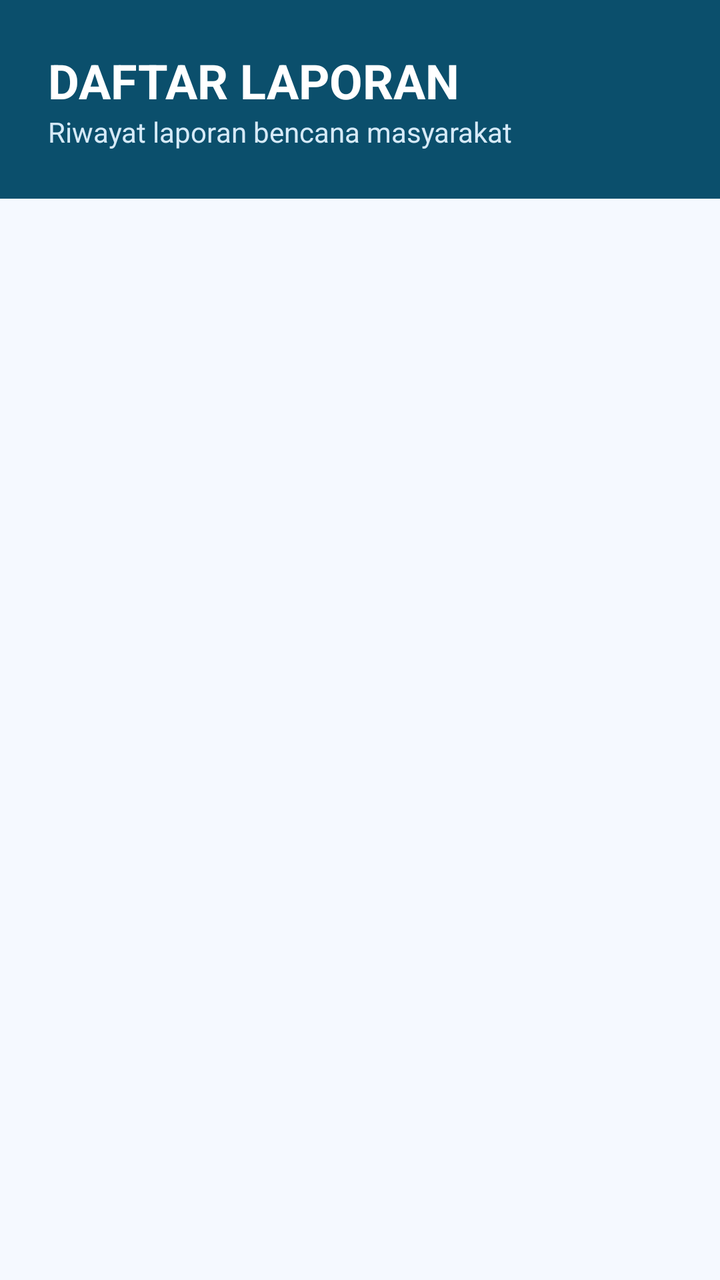
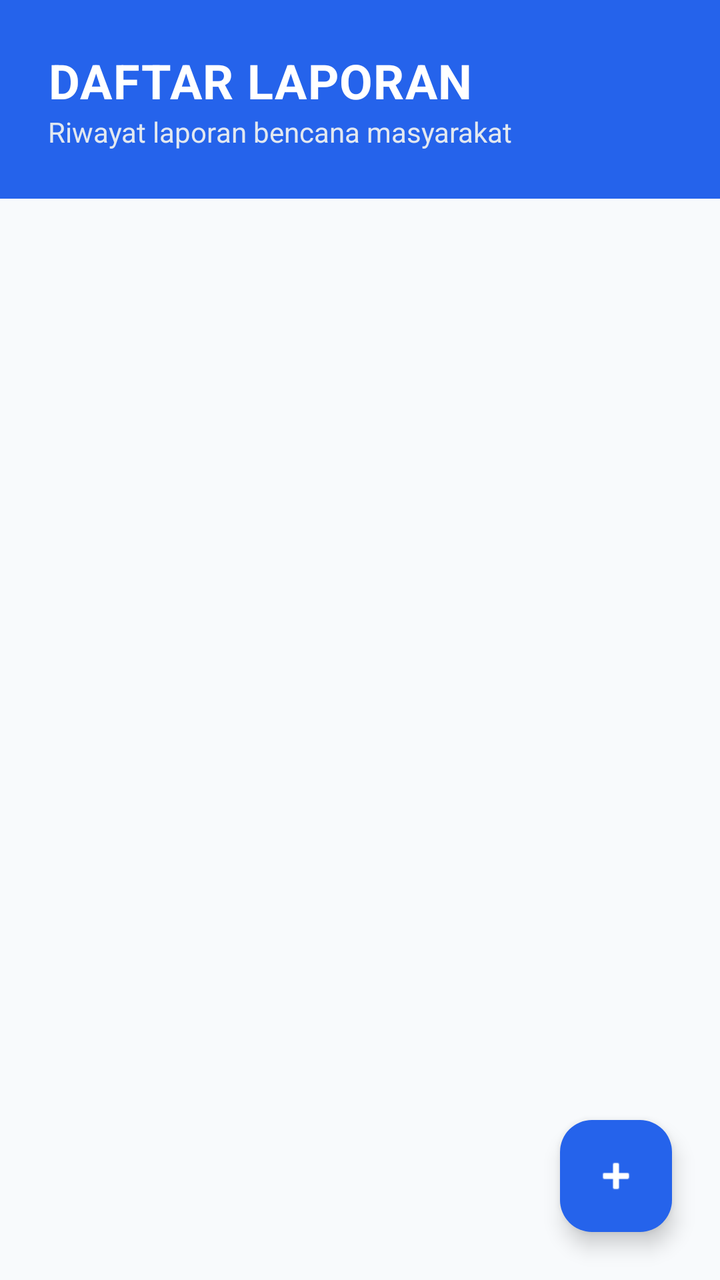

An Android layout rendered at two revisions. The XML below is the earlier revision; the diff shows what the commit changed to produce the second picture.
<!-- AndroidManifest.xml: application theme Theme.FalahalWrold -->
<!-- res/layout/fragment_list.xml -->
<?xml version="1.0" encoding="utf-8"?>
<LinearLayout xmlns:android="http://schemas.android.com/apk/res/android"
    android:layout_width="match_parent"
    android:layout_height="match_parent"
    android:orientation="vertical"
    android:background="#F5F9FF">

    
    <LinearLayout
        android:layout_width="match_parent"
        android:layout_height="wrap_content"
        android:background="#0B4F6C"
        android:orientation="vertical"
        android:padding="24dp">

        <TextView
            android:layout_width="wrap_content"
            android:layout_height="wrap_content"
            android:text="DAFTAR LAPORAN"
            android:textColor="@android:color/white"
            android:textSize="24sp"
            android:textStyle="bold" />

        <TextView
            android:layout_width="wrap_content"
            android:layout_height="wrap_content"
            android:text="Riwayat laporan bencana masyarakat"
            android:textColor="#D6EAF8"
            android:textSize="14sp" />

    </LinearLayout>

    <androidx.recyclerview.widget.RecyclerView
        android:id="@+id/recyclerLaporan"
        android:layout_width="match_parent"
        android:layout_height="match_parent"
        android:padding="8dp"
        android:clipToPadding="false"/>

</LinearLayout>
<!-- resources referenced by this layout -->
<resources>
  <style name="Theme.FalahalWrold" parent="Base.Theme.FalahalWrold" />
  <style name="Base.Theme.FalahalWrold" parent="Theme.Material3.DayNight.NoActionBar">
          
          
      </style>
</resources>

<!-- the commit's change to res/layout/fragment_list.xml (unified diff, before → after) -->
@@ -1,15 +1,16 @@
 <?xml version="1.0" encoding="utf-8"?>
 <LinearLayout xmlns:android="http://schemas.android.com/apk/res/android"
+    xmlns:app="http://schemas.android.com/apk/res-auto"
     android:layout_width="match_parent"
     android:layout_height="match_parent"
     android:orientation="vertical"
-    android:background="#F5F9FF">
+    android:background="@color/md_theme_background">
 
     
     <LinearLayout
         android:layout_width="match_parent"
         android:layout_height="wrap_content"
-        android:background="#0B4F6C"
+        android:background="@color/md_theme_primary"
         android:orientation="vertical"
         android:padding="24dp">
 
@@ -19,22 +20,55 @@
             android:text="DAFTAR LAPORAN"
             android:textColor="@android:color/white"
             android:textSize="24sp"
-            android:textStyle="bold" />
+            android:textStyle="bold"
+            android:letterSpacing="0.02" />
 
         <TextView
             android:layout_width="wrap_content"
             android:layout_height="wrap_content"
             android:text="Riwayat laporan bencana masyarakat"
-            android:textColor="#D6EAF8"
+            android:textColor="#E2E8F0"
             android:textSize="14sp" />
 
     </LinearLayout>
 
-    <androidx.recyclerview.widget.RecyclerView
-        android:id="@+id/recyclerLaporan"
+    <FrameLayout
         android:layout_width="match_parent"
-        android:layout_height="match_parent"
-        android:padding="8dp"
-        android:clipToPadding="false"/>
+        android:layout_height="match_parent">
+
+        <LinearLayout
+            android:layout_width="match_parent"
+            android:layout_height="match_parent"
+            android:orientation="vertical">
+
+            <androidx.recyclerview.widget.RecyclerView
+                android:id="@+id/recyclerLaporan"
+                android:layout_width="match_parent"
+                android:layout_height="0dp"
+                android:layout_weight="1"
+                android:padding="8dp"
+                android:clipToPadding="false"
+                android:visibility="gone"/>
+
+            <androidx.recyclerview.widget.RecyclerView
+                android:id="@+id/rvNotes"
+                android:layout_width="match_parent"
+                android:layout_height="match_parent"
+                android:padding="8dp"
+                android:clipToPadding="false" />
+        </LinearLayout>
+
+        <com.google.android.material.floatingactionbutton.FloatingActionButton
+            android:id="@+id/fabAddNote"
+            android:layout_width="wrap_content"
+            android:layout_height="wrap_content"
+            android:layout_gravity="bottom|end"
+            android:layout_margin="24dp"
+            android:src="@android:drawable/ic_input_add"
+            app:tint="@android:color/white"
+            app:backgroundTint="@color/md_theme_primary"
+            android:contentDescription="Add Note" />
+
+    </FrameLayout>
 
 </LinearLayout>
<!-- resource entries referenced after the edit -->
@@ -1,5 +1,7 @@
 <!-- resources referenced by this layout -->
 <resources>
+  <color name="md_theme_background">#F8FAFC</color>
+  <color name="md_theme_primary">#2563EB</color>
   <style name="Theme.FalahalWrold" parent="Base.Theme.FalahalWrold" />
   <style name="Base.Theme.FalahalWrold" parent="Theme.Material3.DayNight.NoActionBar">
           
